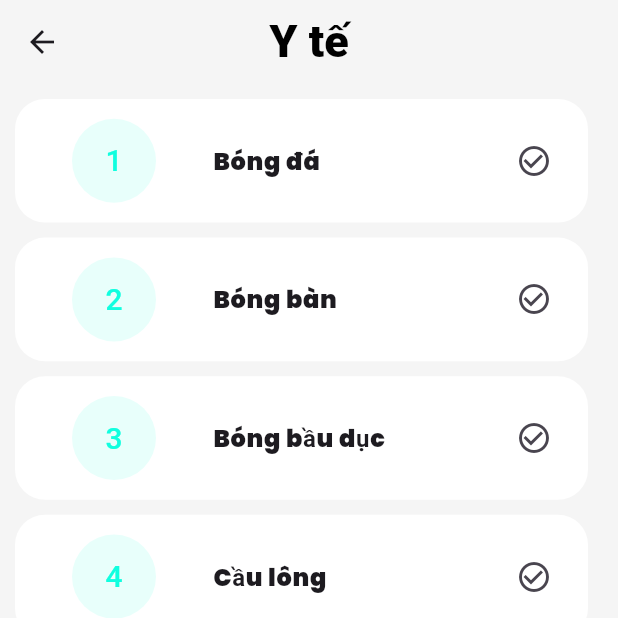
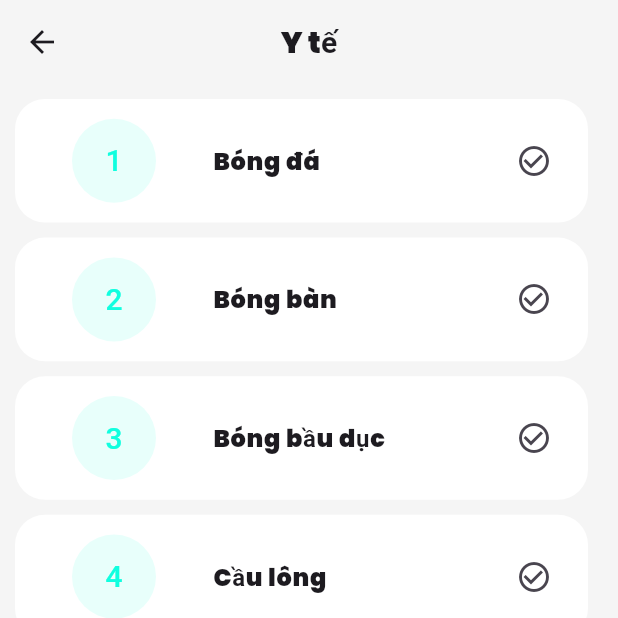
Before and after one commit to GDSC-UIT/LinkingSign-mobile, a Flutter app: the screen it shows after launch, after a tap on "Chưa học", after a tap on "Đang học", after a tap on "Y tế", on a phone screen of 412 x 824 dp, the top half of it. Run offline on Flutter 3.47's test engine with Material 3 defaults, Android fonts, the phone set to English and light mode, and no system bars; our stand-ins replace camera, flutter_svg, get, google_fonts, percent_indicator, youtube_player_flutter.

Commit message:
topic name modified

```diff
--- a/lib/app/modules/lessons/screens/words_in_topic_screen.dart
+++ b/lib/app/modules/lessons/screens/words_in_topic_screen.dart
@@ -1,6 +1,7 @@
 import 'package:flutter/material.dart';
 import 'package:get/get.dart';
 import 'package:get/get_core/src/get_main.dart';
+import 'package:google_fonts/google_fonts.dart';
 import 'package:vsa_mobile/app/core/const/color.dart';
 
 import 'package:vsa_mobile/app/modules/dictionary/topic_words_controller.dart';
@@ -26,10 +27,9 @@ class _WordsInTopicState extends State<WordsInTopic> {
       appBar: AppBar(
         title: Text(widget.topicName,
             textAlign: TextAlign.center,
-            style: const TextStyle(
-              fontSize: 30,
-              color: Colors.black,
-              fontWeight: FontWeight.w900,
+            style: GoogleFonts.poppins(
+              fontWeight: FontWeight.w600,
+              fontSize: 20,
             )),
         centerTitle: true,
         backgroundColor: ColorClass.myBackground,
```
